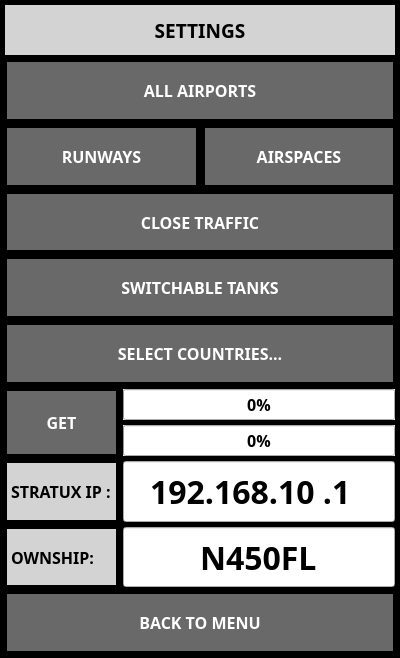
The window that ui/SettingsDialog.ui (UnexplodedMinds/Stratofier) describes before a commit, drawn with Qt 5.
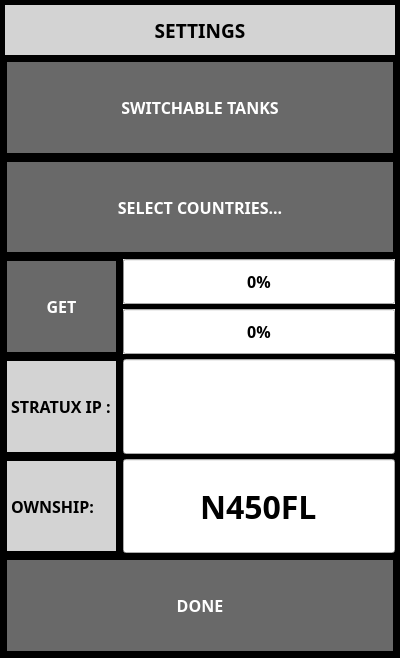
The same window after the commit. Icons and pictures are not drawn.

Commit message: Move dynamic settings to an overlay dialog spawned by the bug selector. Close the menu bar after exiting the settings dialog.

What changed in the file:
```diff
--- a/ui/SettingsDialog.ui
+++ b/ui/SettingsDialog.ui
@@ -135,7 +135,266 @@
    <property name="spacing">
     <number>5</number>
    </property>
-   <item row="5" column="0" colspan="5">
+   <item row="6" column="0" colspan="2">
+    <widget class="QLabel" name="label_3">
+     <property name="sizePolicy">
+      <sizepolicy hsizetype="Minimum" vsizetype="Preferred">
+       <horstretch>0</horstretch>
+       <verstretch>0</verstretch>
+      </sizepolicy>
+     </property>
+     <property name="palette">
+      <palette>
+       <active>
+        <colorrole role="WindowText">
+         <brush brushstyle="SolidPattern">
+          <color alpha="255">
+           <red>0</red>
+           <green>0</green>
+           <blue>0</blue>
+          </color>
+         </brush>
+        </colorrole>
+        <colorrole role="Button">
+         <brush brushstyle="SolidPattern">
+          <color alpha="255">
+           <red>211</red>
+           <green>211</green>
+           <blue>211</blue>
+          </color>
+         </brush>
+        </colorrole>
+        <colorrole role="Text">
+         <brush brushstyle="SolidPattern">
+          <color alpha="255">
+           <red>0</red>
+           <green>0</green>
+           <blue>0</blue>
+          </color>
+         </brush>
+        </colorrole>
+        <colorrole role="ButtonText">
+         <brush brushstyle="SolidPattern">
+          <color alpha="255">
+           <red>0</red>
+           <green>0</green>
+           <blue>0</blue>
+          </color>
+         </brush>
+        </colorrole>
+        <colorrole role="Base">
+         <brush brushstyle="SolidPattern">
+          <color alpha="255">
+           <red>211</red>
+           <green>211</green>
+           <blue>211</blue>
+          </color>
+         </brush>
+        </colorrole>
+        <colorrole role="Window">
+         <brush brushstyle="SolidPattern">
+          <color alpha="255">
+           <red>211</red>
+           <green>211</green>
+           <blue>211</blue>
+          </color>
+         </brush>
+        </colorrole>
+        <colorrole role="PlaceholderText">
+         <brush brushstyle="NoBrush">
+          <color alpha="128">
+           <red>0</red>
+           <green>0</green>
+           <blue>0</blue>
+          </color>
+         </brush>
+        </colorrole>
+       </active>
+       <inactive>
+        <colorrole role="WindowText">
+         <brush brushstyle="SolidPattern">
+          <color alpha="255">
+           <red>0</red>
+           <green>0</green>
+           <blue>0</blue>
+          </color>
+         </brush>
+        </colorrole>
+        <colorrole role="Button">
+         <brush brushstyle="SolidPattern">
+          <color alpha="255">
+           <red>211</red>
+           <green>211</green>
+           <blue>211</blue>
+          </color>
+         </brush>
+        </colorrole>
+        <colorrole role="Text">
+         <brush brushstyle="SolidPattern">
+          <color alpha="255">
+           <red>0</red>
+           <green>0</green>
+           <blue>0</blue>
+          </color>
+         </brush>
+        </colorrole>
+        <colorrole role="ButtonText">
+         <brush brushstyle="SolidPattern">
+          <color alpha="255">
+           <red>0</red>
+           <green>0</green>
+           <blue>0</blue>
+          </color>
+         </brush>
+        </colorrole>
+        <colorrole role="Base">
+         <brush brushstyle="SolidPattern">
+          <color alpha="255">
+           <red>211</red>
+           <green>211</green>
+           <blue>211</blue>
+          </color>
+         </brush>
+        </colorrole>
+        <colorrole role="Window">
+         <brush brushstyle="SolidPattern">
+          <color alpha="255">
+           <red>211</red>
+           <green>211</green>
+           <blue>211</blue>
+          </color>
+         </brush>
+        </colorrole>
+        <colorrole role="PlaceholderText">
+         <brush brushstyle="NoBrush">
+          <color alpha="128">
+           <red>0</red>
+           <green>0</green>
+           <blue>0</blue>
+          </color>
+         </brush>
+        </colorrole>
+       </inactive>
+       <disabled>
+        <colorrole role="WindowText">
+         <brush brushstyle="SolidPattern">
+          <color alpha="255">
+           <red>0</red>
+           <green>0</green>
+           <blue>0</blue>
+          </color>
+         </brush>
+        </colorrole>
+        <colorrole role="Button">
+         <brush brushstyle="SolidPattern">
+          <color alpha="255">
+           <red>211</red>
+           <green>211</green>
+           <blue>211</blue>
+          </color>
+         </brush>
+        </colorrole>
+        <colorrole role="Text">
+         <brush brushstyle="SolidPattern">
+          <color alpha="255">
+           <red>0</red>
+           <green>0</green>
+           <blue>0</blue>
+          </color>
+         </brush>
+        </colorrole>
+        <colorrole role="ButtonText">
+         <brush brushstyle="SolidPattern">
+          <color alpha="255">
+           <red>0</red>
+           <green>0</green>
+           <blue>0</blue>
+          </color>
+         </brush>
+        </colorrole>
+        <colorrole role="Base">
+         <brush brushstyle="SolidPattern">
+          <color alpha="255">
+           <red>211</red>
+           <green>211</green>
+           <blue>211</blue>
+          </color>
+         </brush>
+        </colorrole>
+        <colorrole role="Window">
+         <brush brushstyle="SolidPattern">
+          <color alpha="255">
+           <red>211</red>
+           <green>211</green>
+           <blue>211</blue>
+          </color>
+         </brush>
+        </colorrole>
+        <colorrole role="PlaceholderText">
+         <brush brushstyle="NoBrush">
+          <color alpha="128">
+           <red>0</red>
+           <green>0</green>
+           <blue>0</blue>
+          </color>
+         </brush>
+        </colorrole>
+       </disabled>
+      </palette>
+     </property>
+     <property name="font">
+      <font>
+       <family>Droid Sans</family>
+       <pointsize>12</pointsize>
+       <weight>75</weight>
+       <bold>true</bold>
+      </font>
+     </property>
+     <property name="autoFillBackground">
+      <bool>false</bool>
+     </property>
+     <property name="styleSheet">
+      <string notr="true">QLabel { background-color: LightGray; color: black; }</string>
+     </property>
+     <property name="frameShape">
+      <enum>QFrame::Box</enum>
+     </property>
+     <property name="lineWidth">
+      <number>2</number>
+     </property>
+     <property name="text">
+      <string>STRATUX IP :</string>
+     </property>
+     <property name="margin">
+      <number>5</number>
+     </property>
+    </widget>
+   </item>
+   <item row="7" column="2" colspan="2">
+    <widget class="QLineEdit" name="m_pOwnshipIDEdit">
+     <property name="sizePolicy">
+      <sizepolicy hsizetype="MinimumExpanding" vsizetype="MinimumExpanding">
+       <horstretch>0</horstretch>
+       <verstretch>0</verstretch>
+      </sizepolicy>
+     </property>
+     <property name="font">
+      <font>
+       <family>Droid Sans</family>
+       <pointsize>24</pointsize>
+       <weight>75</weight>
+       <bold>true</bold>
+      </font>
+     </property>
+     <property name="text">
+      <string>N450FL</string>
+     </property>
+     <property name="alignment">
+      <set>Qt::AlignCenter</set>
+     </property>
+    </widget>
+   </item>
+   <item row="1" column="0" colspan="4">
     <widget class="QPushButton" name="m_pSwitchableButton">
      <property name="sizePolicy">
       <sizepolicy hsizetype="MinimumExpanding" vsizetype="MinimumExpanding">
@@ -169,37 +428,7 @@
      </property>
     </widget>
    </item>
-   <item row="9" column="3" colspan="2">
-    <widget class="QLineEdit" name="m_pIPEdit">
-     <property name="sizePolicy">
-      <sizepolicy hsizetype="MinimumExpanding" vsizetype="MinimumExpanding">
-       <horstretch>0</horstretch>
-       <verstretch>0</verstretch>
-      </sizepolicy>
-     </property>
-     <property name="font">
-      <font>
-       <family>Droid Sans</family>
-       <pointsize>24</pointsize>
-       <weight>75</weight>
-       <bold>true</bold>
-      </font>
-     </property>
-     <property name="inputMask">
-      <string>900.900.900.900</string>
-     </property>
-     <property name="text">
-      <string>192.168.10.1</string>
-     </property>
-     <property name="maxLength">
-      <number>15</number>
-     </property>
-     <property name="alignment">
-      <set>Qt::AlignCenter</set>
-     </property>
-    </widget>
-   </item>
-   <item row="6" column="0" colspan="5">
+   <item row="3" column="0" colspan="4">
     <widget class="QPushButton" name="m_pSelCountriesButton">
      <property name="sizePolicy">
       <sizepolicy hsizetype="MinimumExpanding" vsizetype="MinimumExpanding">
@@ -232,31 +461,7 @@
      </property>
     </widget>
    </item>
-   <item row="10" column="3" colspan="2">
-    <widget class="QLineEdit" name="m_pOwnshipIDEdit">
-     <property name="sizePolicy">
-      <sizepolicy hsizetype="MinimumExpanding" vsizetype="MinimumExpanding">
-       <horstretch>0</horstretch>
-       <verstretch>0</verstretch>
-      </sizepolicy>
-     </property>
-     <property name="font">
-      <font>
-       <family>Droid Sans</family>
-       <pointsize>24</pointsize>
-       <weight>75</weight>
-       <bold>true</bold>
-      </font>
-     </property>
-     <property name="text">
-      <string>N450FL</string>
-     </property>
-     <property name="alignment">
-      <set>Qt::AlignCenter</set>
-     </property>
-    </widget>
-   </item>
-   <item row="10" column="0" colspan="3">
+   <item row="7" column="0" colspan="2">
     <widget class="QLabel" name="label_4">
      <property name="sizePolicy">
       <sizepolicy hsizetype="Minimum" vsizetype="Preferred">
@@ -491,278 +696,13 @@
      </property>
     </widget>
    </item>
-   <item row="4" column="0" colspan="5">
-    <widget class="QPushButton" name="m_pTrafficButton">
+   <item row="9" column="0" colspan="4">
+    <widget class="QPushButton" name="m_pCloseButton">
      <property name="sizePolicy">
       <sizepolicy hsizetype="MinimumExpanding" vsizetype="MinimumExpanding">
        <horstretch>0</horstretch>
        <verstretch>0</verstretch>
       </sizepolicy>
-     </property>
-     <property name="font">
-      <font>
-       <family>Droid Sans</family>
-       <pointsize>12</pointsize>
-       <weight>75</weight>
-       <bold>true</bold>
-      </font>
-     </property>
-     <property name="text">
-      <string>CLOSE TRAFFIC</string>
-     </property>
-     <property name="iconSize">
-      <size>
-       <width>32</width>
-       <height>32</height>
-      </size>
-     </property>
-     <property name="checkable">
-      <bool>false</bool>
-     </property>
-     <property name="checked">
-      <bool>false</bool>
-     </property>
-     <property name="autoDefault">
-      <bool>false</bool>
-     </property>
-    </widget>
-   </item>
-   <item row="1" column="0" colspan="5">
-    <widget class="QPushButton" name="m_pAirportsButton">
-     <property name="sizePolicy">
-      <sizepolicy hsizetype="MinimumExpanding" vsizetype="MinimumExpanding">
-       <horstretch>0</horstretch>
-       <verstretch>0</verstretch>
-      </sizepolicy>
-     </property>
-     <property name="font">
-      <font>
-       <family>Droid Sans</family>
-       <pointsize>12</pointsize>
-       <weight>75</weight>
-       <bold>true</bold>
-      </font>
-     </property>
-     <property name="text">
-      <string>ALL AIRPORTS</string>
-     </property>
-     <property name="iconSize">
-      <size>
-       <width>32</width>
-       <height>32</height>
-      </size>
-     </property>
-     <property name="autoDefault">
-      <bool>false</bool>
-     </property>
-    </widget>
-   </item>
-   <item row="9" column="0" colspan="3">
-    <widget class="QLabel" name="label_3">
-     <property name="sizePolicy">
-      <sizepolicy hsizetype="Minimum" vsizetype="Preferred">
-       <horstretch>0</horstretch>
-       <verstretch>0</verstretch>
-      </sizepolicy>
-     </property>
-     <property name="palette">
-      <palette>
-       <active>
-        <colorrole role="WindowText">
-         <brush brushstyle="SolidPattern">
-          <color alpha="255">
-           <red>0</red>
-           <green>0</green>
-           <blue>0</blue>
-          </color>
-         </brush>
-        </colorrole>
-        <colorrole role="Button">
-         <brush brushstyle="SolidPattern">
-          <color alpha="255">
-           <red>211</red>
-           <green>211</green>
-           <blue>211</blue>
-          </color>
-         </brush>
-        </colorrole>
-        <colorrole role="Text">
-         <brush brushstyle="SolidPattern">
-          <color alpha="255">
-           <red>0</red>
-           <green>0</green>
-           <blue>0</blue>
-          </color>
-         </brush>
-        </colorrole>
-        <colorrole role="ButtonText">
-         <brush brushstyle="SolidPattern">
-          <color alpha="255">
-           <red>0</red>
-           <green>0</green>
-           <blue>0</blue>
-          </color>
-         </brush>
-        </colorrole>
-        <colorrole role="Base">
-         <brush brushstyle="SolidPattern">
-          <color alpha="255">
-           <red>211</red>
-           <green>211</green>
-           <blue>211</blue>
-          </color>
-         </brush>
-        </colorrole>
-        <colorrole role="Window">
-         <brush brushstyle="SolidPattern">
-          <color alpha="255">
-           <red>211</red>
-           <green>211</green>
-           <blue>211</blue>
-          </color>
-         </brush>
-        </colorrole>
-        <colorrole role="PlaceholderText">
-         <brush brushstyle="NoBrush">
-          <color alpha="128">
-           <red>0</red>
-           <green>0</green>
-           <blue>0</blue>
-          </color>
-         </brush>
-        </colorrole>
-       </active>
-       <inactive>
-        <colorrole role="WindowText">
-         <brush brushstyle="SolidPattern">
-          <color alpha="255">
-           <red>0</red>
-           <green>0</green>
-           <blue>0</blue>
-          </color>
-         </brush>
-        </colorrole>
-        <colorrole role="Button">
-         <brush brushstyle="SolidPattern">
-          <color alpha="255">
-           <red>211</red>
-           <green>211</green>
-           <blue>211</blue>
-          </color>
-         </brush>
-        </colorrole>
-        <colorrole role="Text">
-         <brush brushstyle="SolidPattern">
-          <color alpha="255">
-           <red>0</red>
-           <green>0</green>
-           <blue>0</blue>
-          </color>
-         </brush>
-        </colorrole>
-        <colorrole role="ButtonText">
-         <brush brushstyle="SolidPattern">
-          <color alpha="255">
-           <red>0</red>
-           <green>0</green>
-           <blue>0</blue>
-          </color>
-         </brush>
-        </colorrole>
-        <colorrole role="Base">
-         <brush brushstyle="SolidPattern">
-          <color alpha="255">
-           <red>211</red>
-           <green>211</green>
-           <blue>211</blue>
-          </color>
-         </brush>
-        </colorrole>
-        <colorrole role="Window">
-         <brush brushstyle="SolidPattern">
-          <color alpha="255">
-           <red>211</red>
-           <green>211</green>
-           <blue>211</blue>
-          </color>
-         </brush>
-        </colorrole>
-        <colorrole role="PlaceholderText">
-         <brush brushstyle="NoBrush">
-          <color alpha="128">
-           <red>0</red>
-           <green>0</green>
-           <blue>0</blue>
-          </color>
-         </brush>
-        </colorrole>
-       </inactive>
-       <disabled>
-        <colorrole role="WindowText">
-         <brush brushstyle="SolidPattern">
-          <color alpha="255">
-           <red>0</red>
-           <green>0</green>
-           <blue>0</blue>
-          </color>
-         </brush>
-        </colorrole>
-        <colorrole role="Button">
-         <brush brushstyle="SolidPattern">
-          <color alpha="255">
-           <red>211</red>
-           <green>211</green>
-           <blue>211</blue>
-          </color>
-         </brush>
-        </colorrole>
-        <colorrole role="Text">
-         <brush brushstyle="SolidPattern">
-          <color alpha="255">
-           <red>0</red>
-           <green>0</green>
-           <blue>0</blue>
-          </color>
-         </brush>
-        </colorrole>
-        <colorrole role="ButtonText">
-         <brush brushstyle="SolidPattern">
-          <color alpha="255">
-           <red>0</red>
-           <green>0</green>
-           <blue>0</blue>
-          </color>
-         </brush>
-        </colorrole>
-        <colorrole role="Base">
-         <brush brushstyle="SolidPattern">
-          <color alpha="255">
-           <red>211</red>
-           <green>211</green>
-           <blue>211</blue>
-          </color>
-         </brush>
-        </colorrole>
-        <colorrole role="Window">
-         <brush brushstyle="SolidPattern">
-          <color alpha="255">
-           <red>211</red>
-           <green>211</green>
-           <blue>211</blue>
-          </color>
-         </brush>
-        </colorrole>
-        <colorrole role="PlaceholderText">
-         <brush brushstyle="NoBrush">
-          <color alpha="128">
-           <red>0</red>
-           <green>0</green>
-           <blue>0</blue>
-          </color>
-         </brush>
-        </colorrole>
-       </disabled>
-      </palette>
      </property>
      <property name="font">
       <font>
@@ -775,79 +715,21 @@
      <property name="autoFillBackground">
       <bool>false</bool>
      </property>
-     <property name="styleSheet">
-      <string notr="true">QLabel { background-color: LightGray; color: black; }</string>
-     </property>
-     <property name="frameShape">
-      <enum>QFrame::Box</enum>
-     </property>
-     <property name="lineWidth">
-      <number>2</number>
-     </property>
      <property name="text">
-      <string>STRATUX IP :</string>
+      <string>DONE</string>
      </property>
-     <property name="margin">
-      <number>5</number>
+     <property name="iconSize">
+      <size>
+       <width>32</width>
+       <height>32</height>
+      </size>
+     </property>
+     <property name="autoDefault">
+      <bool>false</bool>
      </property>
     </widget>
    </item>
-   <item row="8" column="3" colspan="2">
-    <layout class="QVBoxLayout" name="verticalLayout">
-     <item>
-      <widget class="QProgressBar" name="m_pCountryProgress">
-       <property name="sizePolicy">
-        <sizepolicy hsizetype="MinimumExpanding" vsizetype="MinimumExpanding">
-         <horstretch>0</horstretch>
-         <verstretch>0</verstretch>
-        </sizepolicy>
-       </property>
-       <property name="font">
-        <font>
-         <family>Droid Sans</family>
-         <pointsize>12</pointsize>
-         <weight>75</weight>
-         <bold>true</bold>
-        </font>
-       </property>
-       <property name="autoFillBackground">
-        <bool>true</bool>
-       </property>
-       <property name="value">
-        <number>0</number>
-       </property>
-       <property name="format">
-        <string>%p%</string>
-       </property>
-      </widget>
-     </item>
-     <item>
-      <widget class="QProgressBar" name="m_pDataProgress">
-       <property name="sizePolicy">
-        <sizepolicy hsizetype="MinimumExpanding" vsizetype="MinimumExpanding">
-         <horstretch>0</horstretch>
-         <verstretch>0</verstretch>
-        </sizepolicy>
-       </property>
-       <property name="font">
-        <font>
-         <family>Droid Sans</family>
-         <pointsize>12</pointsize>
-         <weight>75</weight>
-         <bold>true</bold>
-        </font>
-       </property>
-       <property name="autoFillBackground">
-        <bool>true</bool>
-       </property>
-       <property name="value">
-        <number>0</number>
-       </property>
-      </widget>
-     </item>
-    </layout>
-   </item>
-   <item row="0" column="0" colspan="5">
+   <item row="0" column="0" colspan="4">
     <widget class="QLabel" name="m_pTitleLabel">
      <property name="sizePolicy">
       <sizepolicy hsizetype="MinimumExpanding" vsizetype="Minimum">
@@ -892,7 +774,7 @@
      </property>
     </widget>
    </item>
-   <item row="8" column="0" colspan="3">
+   <item row="5" column="0" colspan="2">
     <widget class="QPushButton" name="m_pGetDataButton">
      <property name="sizePolicy">
       <sizepolicy hsizetype="Minimum" vsizetype="MinimumExpanding">
@@ -932,8 +814,63 @@
      </property>
     </widget>
    </item>
-   <item row="12" column="0" colspan="5">
-    <widget class="QPushButton" name="m_pCloseButton">
+   <item row="5" column="2" colspan="2">
+    <layout class="QVBoxLayout" name="verticalLayout">
+     <item>
+      <widget class="QProgressBar" name="m_pCountryProgress">
+       <property name="sizePolicy">
+        <sizepolicy hsizetype="MinimumExpanding" vsizetype="MinimumExpanding">
+         <horstretch>0</horstretch>
+         <verstretch>0</verstretch>
+        </sizepolicy>
+       </property>
+       <property name="font">
+        <font>
+         <family>Droid Sans</family>
+         <pointsize>12</pointsize>
+         <weight>75</weight>
+         <bold>true</bold>
+        </font>
+       </property>
+       <property name="autoFillBackground">
+        <bool>true</bool>
+       </property>
+       <property name="value">
+        <number>0</number>
+       </property>
+       <property name="format">
+        <string>%p%</string>
+       </property>
+      </widget>
+     </item>
+     <item>
+      <widget class="QProgressBar" name="m_pDataProgress">
+       <property name="sizePolicy">
+        <sizepolicy hsizetype="MinimumExpanding" vsizetype="MinimumExpanding">
+         <horstretch>0</horstretch>
+         <verstretch>0</verstretch>
+        </sizepolicy>
+       </property>
+       <property name="font">
+        <font>
+         <family>Droid Sans</family>
+         <pointsize>12</pointsize>
+         <weight>75</weight>
+         <bold>true</bold>
+        </font>
+       </property>
+       <property name="autoFillBackground">
+        <bool>true</bool>
+       </property>
+       <property name="value">
+        <number>0</number>
+       </property>
+      </widget>
+     </item>
+    </layout>
+   </item>
+   <item row="6" column="2" colspan="2">
+    <widget class="QLineEdit" name="m_pIPEdit">
      <property name="sizePolicy">
       <sizepolicy hsizetype="MinimumExpanding" vsizetype="MinimumExpanding">
        <horstretch>0</horstretch>
@@ -943,100 +880,22 @@
      <property name="font">
       <font>
        <family>Droid Sans</family>
-       <pointsize>12</pointsize>
+       <pointsize>24</pointsize>
        <weight>75</weight>
        <bold>true</bold>
       </font>
      </property>
-     <property name="autoFillBackground">
-      <bool>false</bool>
-     </property>
      <property name="text">
-      <string>BACK TO MENU</string>
+      <string/>
      </property>
-     <property name="iconSize">
-      <size>
-       <width>32</width>
-       <height>32</height>
-      </size>
+     <property name="maxLength">
+      <number>32767</number>
      </property>
-     <property name="autoDefault">
-      <bool>false</bool>
+     <property name="alignment">
+      <set>Qt::AlignCenter</set>
      </property>
     </widget>
    </item>
-   <item row="2" column="0" colspan="5">
-    <layout class="QHBoxLayout" name="horizontalLayout">
-     <item>
-      <widget class="QPushButton" name="m_pShowRunwaysButton">
-       <property name="sizePolicy">
-        <sizepolicy hsizetype="MinimumExpanding" vsizetype="MinimumExpanding">
-         <horstretch>0</horstretch>
-         <verstretch>0</verstretch>
-        </sizepolicy>
-       </property>
-       <property name="font">
-        <font>
-         <family>Droid Sans</family>
-         <pointsize>12</pointsize>
-         <weight>75</weight>
-         <bold>true</bold>
-        </font>
-       </property>
-       <property name="text">
-        <string>RUNWAYS</string>
-       </property>
-       <property name="icon">
-        <iconset resource="../AHRSResources.qrc">
-         <normaloff>:/icons/resources/on.png</normaloff>:/icons/resources/on.png</iconset>
-       </property>
-       <property name="iconSize">
-        <size>
-         <width>64</width>
-         <height>28</height>
-        </size>
-       </property>
-       <property name="autoDefault">
-        <bool>false</bool>
-       </property>
-      </widget>
-     </item>
-     <item>
-      <widget class="QPushButton" name="m_pShowAirspacesButton">
-       <property name="sizePolicy">
-        <sizepolicy hsizetype="MinimumExpanding" vsizetype="MinimumExpanding">
-         <horstretch>0</horstretch>
-         <verstretch>0</verstretch>
-        </sizepolicy>
-       </property>
-       <property name="font">
-        <font>
-         <family>Droid Sans</family>
-         <pointsize>12</pointsize>
-         <weight>75</weight>
-         <bold>true</bold>
-        </font>
-       </property>
-       <property name="text">
-        <string>AIRSPACES</string>
-       </property>
-       <property name="icon">
-        <iconset resource="../AHRSResources.qrc">
-         <normaloff>:/icons/resources/on.png</normaloff>:/icons/resources/on.png</iconset>
-       </property>
-       <property name="iconSize">
-        <size>
-         <width>64</width>
-         <height>28</height>
-        </size>
-       </property>
-       <property name="autoDefault">
-        <bool>false</bool>
-       </property>
-      </widget>
-     </item>
-    </layout>
-   </item>
   </layout>
  </widget>
  <resources>
```
Left out of the diff: 4 changed lines with no effect on the pictures. The commit also changes 25 other files.
